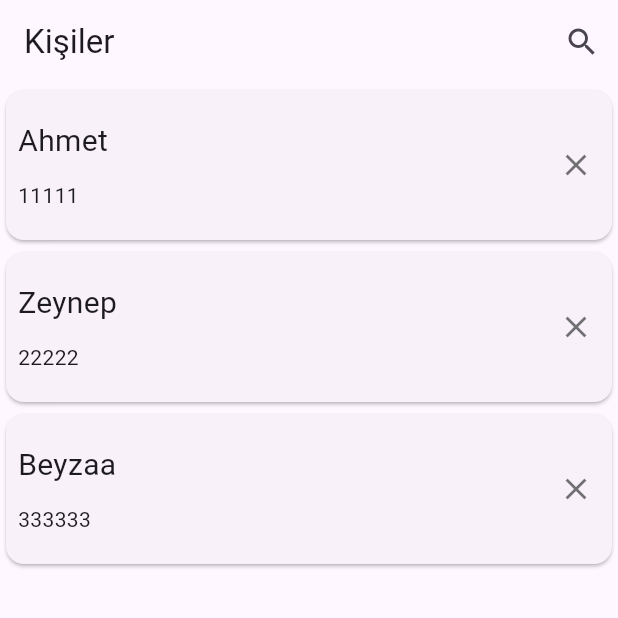
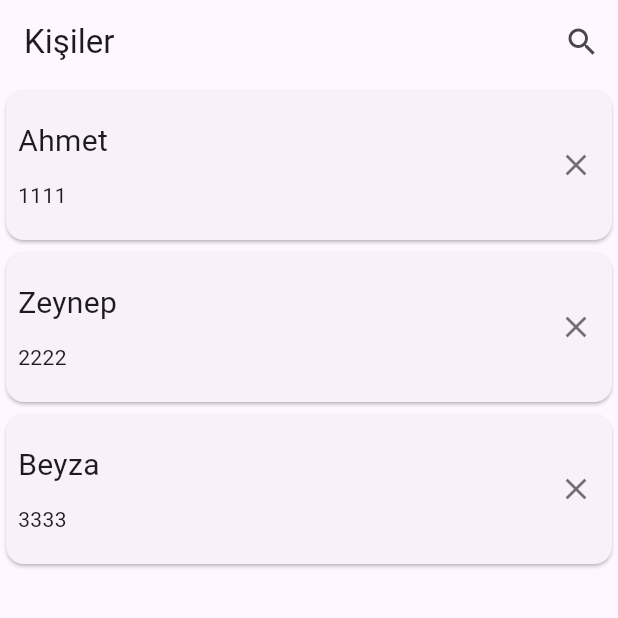
Before and after one commit to HakanB236/Contacts-App, a Flutter app: the screen it shows after launch, on a phone screen of 412 x 824 dp, the top half of it. Run offline on Flutter 3.47's test engine with Material 3 defaults, Android fonts, the phone set to English and light mode, and no system bars; our stand-ins replace flutter_bloc.

```diff
--- /dev/null
+++ b/lib/data/repo/kisiler_dao_repository.dart
@@ -0,0 +1,7 @@
+class KisilerDaoRepository{
+  Future<void> kaydet(String kisi_ad,String kisi_tel) async{
+    print("Kişi kaydet $kisi_ad - $kisi_tel");
+
+  }
+
+}
--- a/lib/main.dart
+++ b/lib/main.dart
@@ -1,5 +1,8 @@
+import 'package:contacts_app/ui/cubit/anasayfa_cubit.dart';
+import 'package:contacts_app/ui/cubit/kayit_sayfa_cubit.dart';
 import 'package:contacts_app/ui/screens/anasayfa.dart';
 import 'package:flutter/material.dart';
+import 'package:flutter_bloc/flutter_bloc.dart';
 
 void main() {
   runApp(const MyApp());
@@ -9,7 +12,11 @@ class MyApp extends StatelessWidget {
   const MyApp({super.key});
   @override
   Widget build(BuildContext context) {
-    return MaterialApp(
+    return MultiBlocProvider(
+      providers: [
+        BlocProvider(create: (context) => KayitSayfaCubit(),),
+      ],
+      child: MaterialApp(
         title: 'Flutter Demo',
         debugShowCheckedModeBanner: false,
         theme: ThemeData(
@@ -18,6 +25,7 @@ class MyApp extends StatelessWidget {
           useMaterial3: true,
         ),
         home: const Anasayfa(),
+      ),
     );
   }
 }
--- /dev/null
+++ b/lib/ui/cubit/anasayfa_cubit.dart
@@ -0,0 +1,4 @@
+
+class AnasayfaCubit {
+
+}
--- /dev/null
+++ b/lib/ui/cubit/detay_sayfa_cubit.dart
@@ -0,0 +1,4 @@
+
+class DetaySayfaCubit {
+
+}
--- /dev/null
+++ b/lib/ui/cubit/kayit_sayfa_cubit.dart
@@ -0,0 +1,12 @@
+
+import 'package:contacts_app/data/repo/kisiler_dao_repository.dart';
+import 'package:flutter_bloc/flutter_bloc.dart';
+
+class KayitSayfaCubit extends Cubit<void>{
+  KayitSayfaCubit():super(0);
+  var kRepo = KisilerDaoRepository();
+  Future<void> kaydet(String kisi_ad,String kisi_tel) async{
+    await kRepo.kaydet(kisi_ad, kisi_tel);
+  }
+
+}
--- a/lib/ui/screens/anasayfa.dart
+++ b/lib/ui/screens/anasayfa.dart
@@ -14,9 +14,9 @@ class _AnasayfaState extends State<Anasayfa> {
   bool aramaYapiliyorMu = false;
   Future<List<Kisiler>> kisileriYukle() async{
     var kisilerListesi = <Kisiler>[];
-    var k1 = Kisiler(kisi_id: 1, kisi_adi: "Ahmet", kisi_tel: "11111");
-    var k2 = Kisiler(kisi_id: 2, kisi_adi: "Zeynep", kisi_tel: "22222");
-    var k3 = Kisiler(kisi_id: 3, kisi_adi: "Beyzaa", kisi_tel: "333333");
+    var k1 = Kisiler(kisi_id: 1, kisi_adi: "Ahmet", kisi_tel: "1111");
+    var k2 = Kisiler(kisi_id: 2, kisi_adi: "Zeynep", kisi_tel: "2222");
+    var k3 = Kisiler(kisi_id: 3, kisi_adi: "Beyza", kisi_tel: "3333");
     kisilerListesi.add(k1);
     kisilerListesi.add(k2);
     kisilerListesi.add(k3);
--- a/pubspec.yaml
+++ b/pubspec.yaml
@@ -30,6 +30,7 @@ environment:
 dependencies:
   flutter:
     sdk: flutter
+  flutter_bloc:
 
 
   # The following adds the Cupertino Icons font to your application.
```
Also changed, not shown: lib/ui/screens/kayit_sayfa.dart (+3 -5 lines), lib/data/entity/kisiler.dart (line endings or trailing spaces), pubspec.lock. Lines whose indentation alone changed are shown as unchanged.
